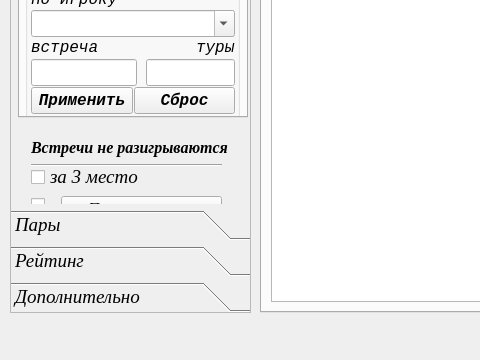
Before: the Qt Designer form UI/main_window.ui in Kaspar0810/Competitions_TT_v5, drawn with Qt 5; both pictures show x 0 to 480 and y 378 to 738 of the 1109 by 738 pixel window.
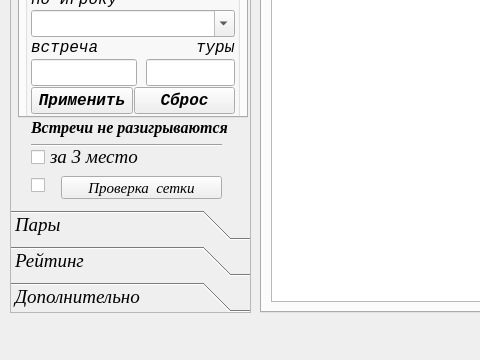
After: the same form once the commit is applied. The open tabs and pages were chosen to show the change. Icons and pictures are not drawn.

Commit message: форма

The edit to the form file:
```diff
--- a/UI/main_window.ui
+++ b/UI/main_window.ui
@@ -6352,7 +6352,7 @@
       <property name="geometry">
        <rect>
         <x>20</x>
-        <y>390</y>
+        <y>370</y>
         <width>201</width>
         <height>20</height>
        </rect>
@@ -6377,7 +6377,7 @@
       <property name="geometry">
        <rect>
         <x>20</x>
-        <y>380</y>
+        <y>360</y>
         <width>191</width>
         <height>16</height>
        </rect>
@@ -6390,7 +6390,7 @@
       <property name="geometry">
        <rect>
         <x>20</x>
-        <y>360</y>
+        <y>340</y>
         <width>211</width>
         <height>20</height>
        </rect>
@@ -6412,7 +6412,7 @@
       <property name="geometry">
        <rect>
         <x>20</x>
-        <y>420</y>
+        <y>400</y>
         <width>21</width>
         <height>17</height>
        </rect>
@@ -6430,7 +6430,7 @@
       <property name="geometry">
        <rect>
         <x>50</x>
-        <y>419</y>
+        <y>399</y>
         <width>161</width>
         <height>23</height>
        </rect>
```
Left out of the diff: 26 changed lines with no effect on the pictures. The commit also changes 4 other files.
